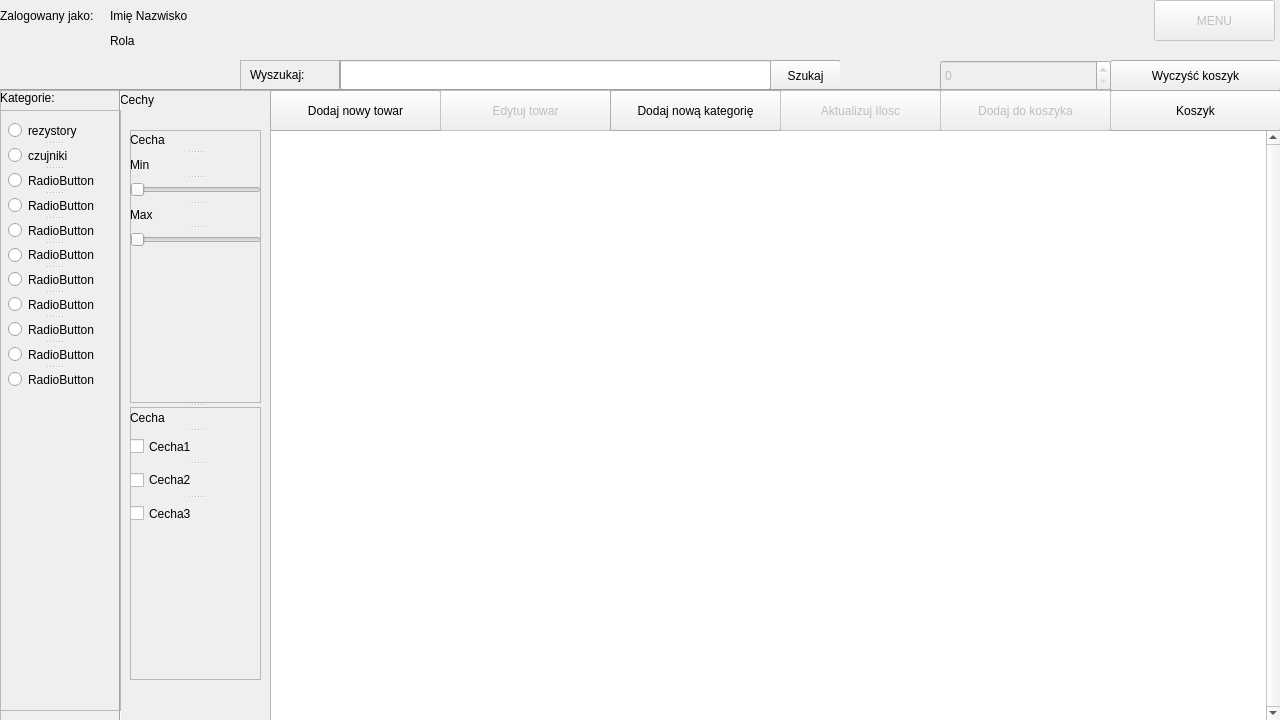
Above: Sklepzelektronika/aplikacja_sklepu.ui from kapi2700/Sklepzelektronika before the change. Below: the same form after it.
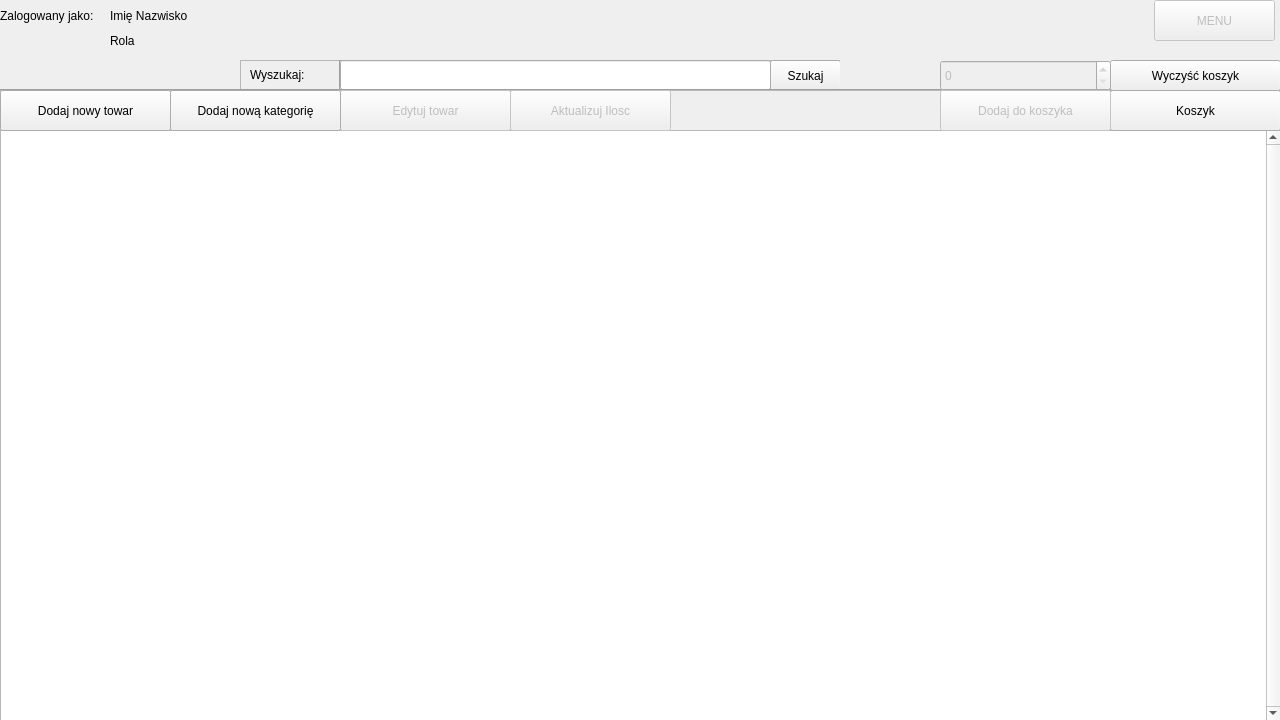
That is the form after the change. The open tabs and pages were chosen to show the change.

```diff
--- a/Sklepzelektronika/aplikacja_sklepu.ui
+++ b/Sklepzelektronika/aplikacja_sklepu.ui
@@ -444,254 +444,12 @@
       <property name="frameShadow">
        <enum>QFrame::Raised</enum>
       </property>
-      <widget class="QLabel" name="label_5">
-       <property name="geometry">
-        <rect>
-         <x>0</x>
-         <y>0</y>
-         <width>120</width>
-         <height>16</height>
-        </rect>
-       </property>
-       <property name="text">
-        <string>Kategorie:</string>
-       </property>
-      </widget>
-      <widget class="QLabel" name="label_6">
-       <property name="geometry">
-        <rect>
-         <x>120</x>
-         <y>0</y>
-         <width>150</width>
-         <height>20</height>
-        </rect>
-       </property>
-       <property name="text">
-        <string>Cechy</string>
-       </property>
-      </widget>
-      <widget class="QStackedWidget" name="Cechy_stack">
-       <property name="geometry">
-        <rect>
-         <x>120</x>
-         <y>20</y>
-         <width>150</width>
-         <height>600</height>
-        </rect>
-       </property>
-       <property name="currentIndex">
-        <number>0</number>
-       </property>
-       <widget class="QWidget" name="page_4">
-        <widget class="QSplitter" name="splitter_5">
-         <property name="geometry">
-          <rect>
-           <x>10</x>
-           <y>20</y>
-           <width>131</width>
-           <height>550</height>
-          </rect>
-         </property>
-         <property name="orientation">
-          <enum>Qt::Vertical</enum>
-         </property>
-         <widget class="QFrame" name="frame_5">
-          <property name="frameShape">
-           <enum>QFrame::StyledPanel</enum>
-          </property>
-          <property name="frameShadow">
-           <enum>QFrame::Raised</enum>
-          </property>
-          <widget class="QSplitter" name="splitter_2">
-           <property name="geometry">
-            <rect>
-             <x>0</x>
-             <y>0</y>
-             <width>131</width>
-             <height>121</height>
-            </rect>
-           </property>
-           <property name="orientation">
-            <enum>Qt::Vertical</enum>
-           </property>
-           <widget class="QLabel" name="label_7">
-            <property name="text">
-             <string>Cecha</string>
-            </property>
-           </widget>
-           <widget class="QLabel" name="label_8">
-            <property name="text">
-             <string>Min</string>
-            </property>
-           </widget>
-           <widget class="QSlider" name="horizontalSlider">
-            <property name="orientation">
-             <enum>Qt::Horizontal</enum>
-            </property>
-           </widget>
-           <widget class="QLabel" name="label_9">
-            <property name="text">
-             <string>Max</string>
-            </property>
-           </widget>
-           <widget class="QSlider" name="horizontalSlider_2">
-            <property name="orientation">
-             <enum>Qt::Horizontal</enum>
-            </property>
-            <property name="invertedAppearance">
-             <bool>false</bool>
-            </property>
-           </widget>
-          </widget>
-         </widget>
-         <widget class="QFrame" name="frame_6">
-          <property name="frameShape">
-           <enum>QFrame::StyledPanel</enum>
-          </property>
-          <property name="frameShadow">
-           <enum>QFrame::Raised</enum>
-          </property>
-          <widget class="QSplitter" name="splitter_3">
-           <property name="geometry">
-            <rect>
-             <x>0</x>
-             <y>0</y>
-             <width>131</width>
-             <height>121</height>
-            </rect>
-           </property>
-           <property name="orientation">
-            <enum>Qt::Vertical</enum>
-           </property>
-           <widget class="QLabel" name="label_10">
-            <property name="text">
-             <string>Cecha</string>
-            </property>
-           </widget>
-           <widget class="QCheckBox" name="checkBox">
-            <property name="text">
-             <string>Cecha1</string>
-            </property>
-           </widget>
-           <widget class="QCheckBox" name="checkBox_3">
-            <property name="text">
-             <string>Cecha2</string>
-            </property>
-           </widget>
-           <widget class="QCheckBox" name="checkBox_2">
-            <property name="text">
-             <string>Cecha3</string>
-            </property>
-           </widget>
-          </widget>
-         </widget>
-        </widget>
-       </widget>
-       <widget class="QWidget" name="page_5"/>
-      </widget>
-      <widget class="Line" name="line_3">
-       <property name="geometry">
-        <rect>
-         <x>110</x>
-         <y>0</y>
-         <width>20</width>
-         <height>630</height>
-        </rect>
-       </property>
-       <property name="orientation">
-        <enum>Qt::Vertical</enum>
-       </property>
-      </widget>
-      <widget class="QFrame" name="frame_4">
-       <property name="geometry">
-        <rect>
-         <x>0</x>
-         <y>20</y>
-         <width>121</width>
-         <height>601</height>
-        </rect>
-       </property>
-       <property name="frameShape">
-        <enum>QFrame::StyledPanel</enum>
-       </property>
-       <property name="frameShadow">
-        <enum>QFrame::Raised</enum>
-       </property>
-       <widget class="QSplitter" name="splitter">
-        <property name="geometry">
-         <rect>
-          <x>8</x>
-          <y>10</y>
-          <width>91</width>
-          <height>270</height>
-         </rect>
-        </property>
-        <property name="orientation">
-         <enum>Qt::Vertical</enum>
-        </property>
-        <widget class="QRadioButton" name="radioButton">
-         <property name="text">
-          <string>rezystory</string>
-         </property>
-        </widget>
-        <widget class="QRadioButton" name="radioButton_2">
-         <property name="text">
-          <string>czujniki</string>
-         </property>
-        </widget>
-        <widget class="QRadioButton" name="radioButton_3">
-         <property name="text">
-          <string>RadioButton</string>
-         </property>
-        </widget>
-        <widget class="QRadioButton" name="radioButton_4">
-         <property name="text">
-          <string>RadioButton</string>
-         </property>
-        </widget>
-        <widget class="QRadioButton" name="radioButton_5">
-         <property name="text">
-          <string>RadioButton</string>
-         </property>
-        </widget>
-        <widget class="QRadioButton" name="radioButton_6">
-         <property name="text">
-          <string>RadioButton</string>
-         </property>
-        </widget>
-        <widget class="QRadioButton" name="radioButton_7">
-         <property name="text">
-          <string>RadioButton</string>
-         </property>
-        </widget>
-        <widget class="QRadioButton" name="radioButton_8">
-         <property name="text">
-          <string>RadioButton</string>
-         </property>
-        </widget>
-        <widget class="QRadioButton" name="radioButton_9">
-         <property name="text">
-          <string>RadioButton</string>
-         </property>
-        </widget>
-        <widget class="QRadioButton" name="radioButton_10">
-         <property name="text">
-          <string>RadioButton</string>
-         </property>
-        </widget>
-        <widget class="QRadioButton" name="radioButton_11">
-         <property name="text">
-          <string>RadioButton</string>
-         </property>
-        </widget>
-       </widget>
-      </widget>
       <widget class="QTableView" name="towar_table">
        <property name="geometry">
         <rect>
-         <x>270</x>
+         <x>0</x>
          <y>40</y>
-         <width>1011</width>
+         <width>1281</width>
          <height>591</height>
         </rect>
        </property>
@@ -750,7 +508,7 @@
       <widget class="QPushButton" name="dodaj_towar_btn">
        <property name="geometry">
         <rect>
-         <x>270</x>
+         <x>0</x>
          <y>0</y>
          <width>171</width>
          <height>41</height>
@@ -779,7 +537,7 @@
        </property>
        <property name="geometry">
         <rect>
-         <x>440</x>
+         <x>340</x>
          <y>0</y>
          <width>171</width>
          <height>41</height>
@@ -792,7 +550,7 @@
       <widget class="QPushButton" name="kategorie_towar_btn">
        <property name="geometry">
         <rect>
-         <x>610</x>
+         <x>170</x>
          <y>0</y>
          <width>171</width>
          <height>41</height>
@@ -808,7 +566,7 @@
        </property>
        <property name="geometry">
         <rect>
-         <x>780</x>
+         <x>510</x>
          <y>0</y>
          <width>161</width>
          <height>41</height>
```
Left out of the diff: 18 changed lines with no effect on the pictures.
